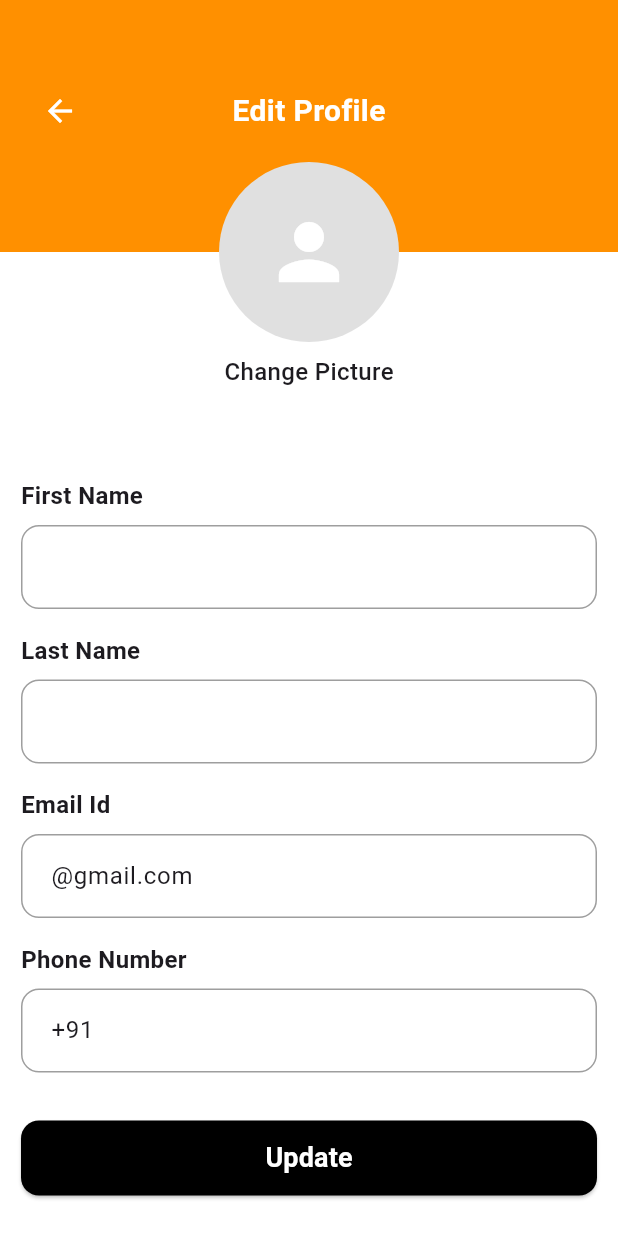
After one commit to Dhankuber-Application/dhankuber, a Flutter app: the EditProfilePage screen opened directly, on a phone screen of 412 x 824 dp. The commit adds this screen. Run offline on Flutter 3.47's test engine with Material 3 defaults, Android fonts, the phone set to English and light mode, and no system bars; our stand-ins replace animated_text_kit, firebase_core, flutter_animate, font_awesome_flutter, google_fonts, syncfusion_flutter_charts; accounts and stored records are empty.

```diff
--- a/lib/components/Header.dart
+++ b/lib/components/Header.dart
@@ -6,6 +6,7 @@ class Header extends StatefulWidget {
   final int initialUnreadNotifications;
   final VoidCallback? onNotificationPressed;
   final VoidCallback? onProfilePressed;
+  final VoidCallback? onLanguagePressed;
   final bool showLogo;
   final bool showNotifications;
   final bool showProfile;
@@ -15,6 +16,7 @@ class Header extends StatefulWidget {
     this.initialUnreadNotifications = 0,
     this.onNotificationPressed,
     this.onProfilePressed,
+    this.onLanguagePressed,
     this.showLogo = true,
     this.showNotifications = true,
     this.showProfile = true,
@@ -26,7 +28,7 @@ class Header extends StatefulWidget {
 
 class _HeaderState extends State<Header> with SingleTickerProviderStateMixin {
   late AnimationController _animationController;
-  late int _unreadNotifications; // Now managed in state
+  late int _unreadNotifications;
 
   @override
   void initState() {
@@ -48,7 +50,6 @@ class _HeaderState extends State<Header> with SingleTickerProviderStateMixin {
     setState(() {
       _unreadNotifications = 0;
     });
-    // Call the external callback if provided
     widget.onNotificationPressed?.call();
   }
 
@@ -81,6 +82,13 @@ class _HeaderState extends State<Header> with SingleTickerProviderStateMixin {
                 if (!widget.showLogo) const Spacer(),
                 Row(
                   children: [
+                    IconButton(
+                      icon: const Icon(FontAwesomeIcons.language),
+                      onPressed: () {
+                        _showLanguageDialog(context);
+                        widget.onLanguagePressed?.call();
+                      },
+                    ),
                     if (widget.showNotifications)
                       Stack(
                         children: [
@@ -114,6 +122,7 @@ class _HeaderState extends State<Header> with SingleTickerProviderStateMixin {
                             ),
                         ],
                       ),
+
                     if (widget.showProfile)
                       GestureDetector(
                         onTap: widget.onProfilePressed,
@@ -141,3 +150,51 @@ class _HeaderState extends State<Header> with SingleTickerProviderStateMixin {
     );
   }
 }
+
+final List<Map<String, String>> _languages = [
+  {'code': 'hi', 'name': 'Hindi', 'native': 'हिन्दी'},
+  {'code': 'bn', 'name': 'Bengali', 'native': 'বাংলা'},
+  {'code': 'te', 'name': 'Telugu', 'native': 'తెలుగు'},
+  {'code': 'mr', 'name': 'Marathi', 'native': 'मराठी'},
+  {'code': 'ta', 'name': 'Tamil', 'native': 'தமிழ்'},
+  {'code': 'ur', 'name': 'Urdu', 'native': 'اردو'},
+  {'code': 'gu', 'name': 'Gujarati', 'native': 'ગુજરાતી'},
+  {'code': 'kn', 'name': 'Kannada', 'native': 'ಕನ್ನಡ'},
+  {'code': 'ml', 'name': 'Malayalam', 'native': 'മലയാളം'},
+  {'code': 'or', 'name': 'Odia', 'native': 'ଓଡ଼ିଆ'},
+  {'code': 'pa', 'name': 'Punjabi', 'native': 'ਪੰਜਾਬੀ'},
+  {'code': 'as', 'name': 'Assamese', 'native': 'অসমীয়া'},
+];
+
+void _showLanguageDialog(BuildContext context) {
+  showDialog(
+      context: context,
+      builder: (BuildContext context) {
+    return SimpleDialog(
+        title: const Text('Choose Language'),
+        children: _languages.map((language) {
+      return SimpleDialogOption(
+          onPressed: () {
+            Navigator.pop(context);
+            // Handle language selection here
+            print('Selected: ${language['code']}');
+          },
+          child: Padding(
+          padding: const EdgeInsets.symmetric(vertical: 8),
+            child: Row(
+              children: [
+                Text(language['name']!),
+                const SizedBox(width: 12),
+                Text(
+                  language['native']!,
+                  style: const TextStyle(fontSize: 16),
+                ),
+              ],
+            ),
+          ),
+      );
+        }).toList(),
+    );
+      },
+  );
+}
--- a/lib/main.dart
+++ b/lib/main.dart
@@ -1,8 +1,10 @@
 import 'package:dhankuber/components/Header.dart';
 import 'package:dhankuber/components/footer_navbar.dart';
+import 'package:dhankuber/pages/FDsPage.dart';
 import 'package:dhankuber/pages/InvestPage.dart';
 import 'package:dhankuber/pages/HomePage.dart';
 import 'package:dhankuber/pages/portfolio_page.dart';
+import 'package:dhankuber/pages/profilePage.dart';
 import 'package:flutter/material.dart';
 import 'package:dhankuber/pages/authentication/welcome_screen.dart';
 import 'package:dhankuber/pages/ConfirmationPage.dart';
@@ -115,9 +117,9 @@ class _MainAppWrapperState extends State<MainAppWrapper> {
       case 'portfolio':
         return const PortfolioPage();
       case 'fds':
-        return Container(child: const Center(child: Text('FDs Page')));
+        return FDPage();
       case 'profile':
-        return Container(child: const Center(child: Text('Profile Page')));
+        return ProfilePage();
       default:
         return const HomePage();
     }
--- /dev/null
+++ b/lib/pages/editProfile.dart
@@ -0,0 +1,151 @@
+import 'package:flutter/material.dart';
+
+class EditProfilePage extends StatefulWidget {
+  const EditProfilePage({Key? key}) : super(key: key);
+
+  @override
+  State<EditProfilePage> createState() => _EditProfilePageState();
+}
+
+class _EditProfilePageState extends State<EditProfilePage> {
+  final _firstNameController = TextEditingController();
+  final _lastNameController = TextEditingController();
+  final _emailController = TextEditingController(text: '@gmail.com');
+  final _phoneController = TextEditingController(text: '+91');
+
+  @override
+  Widget build(BuildContext context) {
+    return Scaffold(
+      backgroundColor: Colors.white,
+      body: SingleChildScrollView(
+        child: Column(
+          children: [
+            // Header
+            Container(
+              padding: const EdgeInsets.only(top: 50, left: 16, right: 16, bottom: 70),
+              decoration: const BoxDecoration(
+                color: Color(0xFFFF9000),
+
+              ),
+              child: Stack(
+                alignment: Alignment.center,
+                children: [
+                  Align(
+                    alignment: Alignment.centerLeft,
+                    child: IconButton(
+                      icon: const Icon(Icons.arrow_back, color: Colors.white),
+                      onPressed: () => Navigator.pop(context),
+                    ),
+                  ),
+                  const Center(
+                    child: Text(
+                      'Edit Profile',
+                      style: TextStyle(
+                        color: Colors.white,
+                        fontSize: 20,
+                        fontWeight: FontWeight.bold,
+                      ),
+                    ),
+                  ),
+                ],
+              ),
+            ),
+
+            // Profile Picture
+            Transform.translate(
+              offset: const Offset(0, -60),
+              child: Column(
+                children: [
+                  CircleAvatar(
+                    radius: 60,
+                    backgroundColor: Colors.grey[300],
+                    child: const Icon(Icons.person, size: 60, color: Colors.white),
+                  ),
+                  const SizedBox(height: 8),
+                  const Text(
+                    'Change Picture',
+                    style: TextStyle(fontSize: 16, fontWeight: FontWeight.w500),
+                  ),
+                ],
+              ),
+            ),
+
+            // Form Fields
+            Padding(
+              padding: const EdgeInsets.symmetric(horizontal: 14.0),
+              child: Column(
+                children: [
+                  _buildTextField("First Name", _firstNameController),
+                  const SizedBox(height: 16),
+                  _buildTextField("Last Name", _lastNameController),
+                  const SizedBox(height: 16),
+                  _buildTextField("Email Id", _emailController, TextInputType.emailAddress),
+                  const SizedBox(height: 16),
+                  _buildTextField("Phone Number", _phoneController, TextInputType.phone),
+                  const SizedBox(height: 32),
+                  SizedBox(
+                    width: double.infinity,
+                    height: 50,
+                    child: ElevatedButton(
+                      style: ElevatedButton.styleFrom(
+                        backgroundColor: Colors.black,
+                        shape: RoundedRectangleBorder(
+                          borderRadius: BorderRadius.circular(12),
+                        ),
+                      ),
+                      onPressed: () {
+                        // Handle update logic
+                      },
+                      child: const Text(
+                        'Update',
+                        style: TextStyle(
+                          color: Colors.white,
+                          fontWeight: FontWeight.bold,
+                          fontSize: 18,
+                        ),
+                      ),
+                    ),
+                  ),
+                  const SizedBox(height: 40),
+                ],
+              ),
+            ),
+          ],
+        ),
+      ),
+    );
+  }
+
+  Widget _buildTextField(String label, TextEditingController controller, [TextInputType inputType = TextInputType.text]) {
+    return Column(
+      crossAxisAlignment: CrossAxisAlignment.start,
+      children: [
+        Text(
+          label,
+          style: const TextStyle(
+            fontSize: 16,
+            fontWeight: FontWeight.bold,
+          ),
+        ),
+        const SizedBox(height: 8),
+        TextField(
+          controller: controller,
+          keyboardType: inputType,
+          decoration: InputDecoration(
+            filled: true,
+            fillColor: Colors.white,
+            contentPadding: const EdgeInsets.symmetric(horizontal: 16, vertical: 16),
+            border: OutlineInputBorder(
+              borderRadius: BorderRadius.circular(12),
+              borderSide: const BorderSide(color: Colors.grey),
+            ),
+            enabledBorder: OutlineInputBorder(
+              borderRadius: BorderRadius.circular(12),
+              borderSide: const BorderSide(color: Colors.grey),
+            ),
+          ),
+        ),
+      ],
+    );
+  }
+}
```
Also changed, not shown: lib/pages/FDsPage.dart (added, +298 -0 lines), lib/pages/profilePage.dart (added, +132 -0 lines), pubspec.lock.
